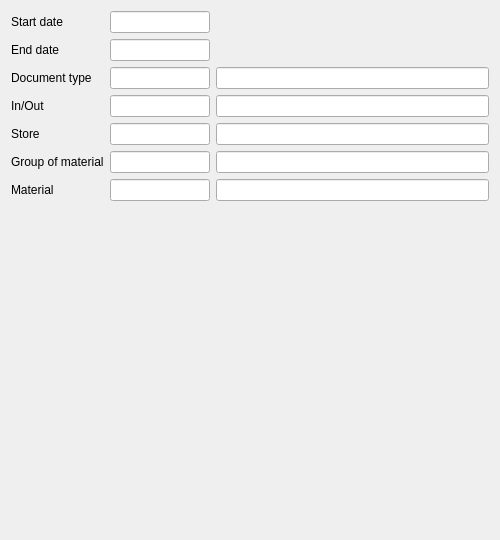
Above: Reports/cr5goodsmovementfilter.ui from End1-1/Cafe5 before the change. Below: the same form after it.
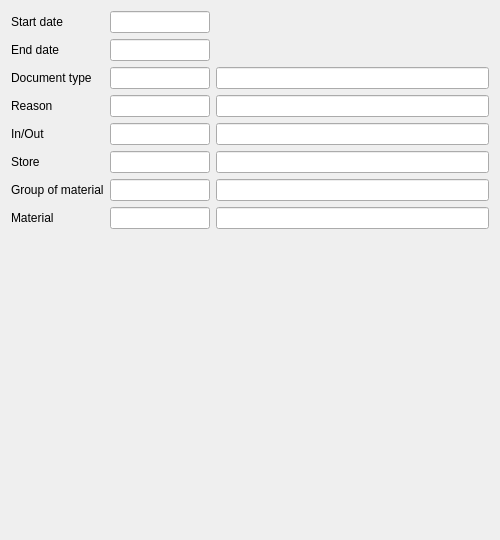
That is the form after the change. Custom widgets are drawn as their Qt base class.

What changed in the file:
```diff
--- a/Reports/cr5goodsmovementfilter.ui
+++ b/Reports/cr5goodsmovementfilter.ui
@@ -14,10 +14,106 @@
    <string>Form</string>
   </property>
   <layout class="QGridLayout" name="gridLayout">
+   <item row="2" column="1">
+    <widget class="C5LineEditWithSelector" name="leDocType">
+     <property name="minimumSize">
+      <size>
+       <width>100</width>
+       <height>0</height>
+      </size>
+     </property>
+     <property name="maximumSize">
+      <size>
+       <width>100</width>
+       <height>16777215</height>
+      </size>
+     </property>
+     <property name="FilterName" stdset="0">
+      <string>inout</string>
+     </property>
+    </widget>
+   </item>
+   <item row="1" column="1">
+    <widget class="C5DateEdit" name="deEnd">
+     <property name="minimumSize">
+      <size>
+       <width>100</width>
+       <height>0</height>
+      </size>
+     </property>
+     <property name="maximumSize">
+      <size>
+       <width>100</width>
+       <height>16777215</height>
+      </size>
+     </property>
+     <property name="FilterName" stdset="0">
+      <string>date2</string>
+     </property>
+    </widget>
+   </item>
    <item row="4" column="0">
-    <widget class="QLabel" name="label_4">
+    <widget class="QLabel" name="label_3">
      <property name="text">
-      <string>Store</string>
+      <string>In/Out</string>
+     </property>
+    </widget>
+   </item>
+   <item row="6" column="1">
+    <widget class="C5LineEditWithSelector" name="leGroup">
+     <property name="minimumSize">
+      <size>
+       <width>100</width>
+       <height>0</height>
+      </size>
+     </property>
+     <property name="maximumSize">
+      <size>
+       <width>100</width>
+       <height>16777215</height>
+      </size>
+     </property>
+     <property name="FilterName" stdset="0">
+      <string>material</string>
+     </property>
+    </widget>
+   </item>
+   <item row="4" column="3">
+    <widget class="C5LineEdit" name="leInOutName">
+     <property name="enabled">
+      <bool>true</bool>
+     </property>
+     <property name="focusPolicy">
+      <enum>Qt::NoFocus</enum>
+     </property>
+     <property name="readOnly">
+      <bool>true</bool>
+     </property>
+    </widget>
+   </item>
+   <item row="1" column="0">
+    <widget class="QLabel" name="label_2">
+     <property name="text">
+      <string>End date</string>
+     </property>
+    </widget>
+   </item>
+   <item row="5" column="1">
+    <widget class="C5LineEditWithSelector" name="leStore">
+     <property name="minimumSize">
+      <size>
+       <width>100</width>
+       <height>0</height>
+      </size>
+     </property>
+     <property name="maximumSize">
+      <size>
+       <width>100</width>
+       <height>16777215</height>
+      </size>
+     </property>
+     <property name="FilterName" stdset="0">
+      <string>store</string>
      </property>
     </widget>
    </item>
@@ -34,14 +130,7 @@
      </property>
     </widget>
    </item>
-   <item row="0" column="0">
-    <widget class="QLabel" name="label">
-     <property name="text">
-      <string>Start date</string>
-     </property>
-    </widget>
-   </item>
-   <item row="3" column="1">
+   <item row="4" column="1">
     <widget class="C5LineEditWithSelector" name="leInOut">
      <property name="minimumSize">
       <size>
@@ -61,7 +150,7 @@
     </widget>
    </item>
    <item row="6" column="3">
-    <widget class="C5LineEdit" name="leGoodsName">
+    <widget class="C5LineEdit" name="leGroupName">
      <property name="enabled">
       <bool>true</bool>
      </property>
@@ -73,7 +162,100 @@
      </property>
     </widget>
    </item>
+   <item row="3" column="1">
+    <widget class="C5LineEditWithSelector" name="leReason">
+     <property name="minimumSize">
+      <size>
+       <width>100</width>
+       <height>0</height>
+      </size>
+     </property>
+     <property name="maximumSize">
+      <size>
+       <width>100</width>
+       <height>16777215</height>
+      </size>
+     </property>
+     <property name="FilterName" stdset="0">
+      <string>reason</string>
+     </property>
+    </widget>
+   </item>
    <item row="7" column="1">
+    <widget class="C5LineEditWithSelector" name="leGoods">
+     <property name="minimumSize">
+      <size>
+       <width>100</width>
+       <height>0</height>
+      </size>
+     </property>
+     <property name="maximumSize">
+      <size>
+       <width>100</width>
+       <height>16777215</height>
+      </size>
+     </property>
+     <property name="FilterName" stdset="0">
+      <string>material</string>
+     </property>
+    </widget>
+   </item>
+   <item row="5" column="0">
+    <widget class="QLabel" name="label_4">
+     <property name="text">
+      <string>Store</string>
+     </property>
+    </widget>
+   </item>
+   <item row="3" column="0">
+    <widget class="QLabel" name="label_8">
+     <property name="text">
+      <string>Reason</string>
+     </property>
+    </widget>
+   </item>
+   <item row="5" column="3">
+    <widget class="C5LineEdit" name="leStoreName">
+     <property name="enabled">
+      <bool>true</bool>
+     </property>
+     <property name="focusPolicy">
+      <enum>Qt::NoFocus</enum>
+     </property>
+     <property name="readOnly">
+      <bool>true</bool>
+     </property>
+    </widget>
+   </item>
+   <item row="7" column="0">
+    <widget class="QLabel" name="label_5">
+     <property name="text">
+      <string>Material</string>
+     </property>
+    </widget>
+   </item>
+   <item row="6" column="0">
+    <widget class="QLabel" name="label_7">
+     <property name="text">
+      <string>Group of material</string>
+     </property>
+    </widget>
+   </item>
+   <item row="0" column="0">
+    <widget class="QLabel" name="label">
+     <property name="text">
+      <string>Start date</string>
+     </property>
+    </widget>
+   </item>
+   <item row="2" column="0">
+    <widget class="QLabel" name="label_6">
+     <property name="text">
+      <string>Document type</string>
+     </property>
+    </widget>
+   </item>
+   <item row="8" column="1">
     <spacer name="verticalSpacer">
      <property name="orientation">
       <enum>Qt::Vertical</enum>
@@ -86,8 +268,8 @@
      </property>
     </spacer>
    </item>
-   <item row="4" column="3">
-    <widget class="C5LineEdit" name="leStoreName">
+   <item row="7" column="3">
+    <widget class="C5LineEdit" name="leGoodsName">
      <property name="enabled">
       <bool>true</bool>
      </property>
@@ -99,58 +281,6 @@
      </property>
     </widget>
    </item>
-   <item row="3" column="0">
-    <widget class="QLabel" name="label_3">
-     <property name="text">
-      <string>In/Out</string>
-     </property>
-    </widget>
-   </item>
-   <item row="2" column="1">
-    <widget class="C5LineEditWithSelector" name="leDocType">
-     <property name="minimumSize">
-      <size>
-       <width>100</width>
-       <height>0</height>
-      </size>
-     </property>
-     <property name="maximumSize">
-      <size>
-       <width>100</width>
-       <height>16777215</height>
-      </size>
-     </property>
-     <property name="FilterName" stdset="0">
-      <string>inout</string>
-     </property>
-    </widget>
-   </item>
-   <item row="6" column="1">
-    <widget class="C5LineEditWithSelector" name="leGoods">
-     <property name="minimumSize">
-      <size>
-       <width>100</width>
-       <height>0</height>
-      </size>
-     </property>
-     <property name="maximumSize">
-      <size>
-       <width>100</width>
-       <height>16777215</height>
-      </size>
-     </property>
-     <property name="FilterName" stdset="0">
-      <string>material</string>
-     </property>
-    </widget>
-   </item>
-   <item row="2" column="0">
-    <widget class="QLabel" name="label_6">
-     <property name="text">
-      <string>Document type</string>
-     </property>
-    </widget>
-   </item>
    <item row="0" column="1">
     <widget class="C5DateEdit" name="deStart">
      <property name="minimumSize">
@@ -170,99 +300,8 @@
      </property>
     </widget>
    </item>
-   <item row="1" column="1">
-    <widget class="C5DateEdit" name="deEnd">
-     <property name="minimumSize">
-      <size>
-       <width>100</width>
-       <height>0</height>
-      </size>
-     </property>
-     <property name="maximumSize">
-      <size>
-       <width>100</width>
-       <height>16777215</height>
-      </size>
-     </property>
-     <property name="FilterName" stdset="0">
-      <string>date2</string>
-     </property>
-    </widget>
-   </item>
    <item row="3" column="3">
-    <widget class="C5LineEdit" name="leInOutName">
-     <property name="enabled">
-      <bool>true</bool>
-     </property>
-     <property name="focusPolicy">
-      <enum>Qt::NoFocus</enum>
-     </property>
-     <property name="readOnly">
-      <bool>true</bool>
-     </property>
-    </widget>
-   </item>
-   <item row="4" column="1">
-    <widget class="C5LineEditWithSelector" name="leStore">
-     <property name="minimumSize">
-      <size>
-       <width>100</width>
-       <height>0</height>
-      </size>
-     </property>
-     <property name="maximumSize">
-      <size>
-       <width>100</width>
-       <height>16777215</height>
-      </size>
-     </property>
-     <property name="FilterName" stdset="0">
-      <string>store</string>
-     </property>
-    </widget>
-   </item>
-   <item row="6" column="0">
-    <widget class="QLabel" name="label_5">
-     <property name="text">
-      <string>Material</string>
-     </property>
-    </widget>
-   </item>
-   <item row="1" column="0">
-    <widget class="QLabel" name="label_2">
-     <property name="text">
-      <string>End date</string>
-     </property>
-    </widget>
-   </item>
-   <item row="5" column="0">
-    <widget class="QLabel" name="label_7">
-     <property name="text">
-      <string>Group of material</string>
-     </property>
-    </widget>
-   </item>
-   <item row="5" column="1">
-    <widget class="C5LineEditWithSelector" name="leGroup">
-     <property name="minimumSize">
-      <size>
-       <width>100</width>
-       <height>0</height>
-      </size>
-     </property>
-     <property name="maximumSize">
-      <size>
-       <width>100</width>
-       <height>16777215</height>
-      </size>
-     </property>
-     <property name="FilterName" stdset="0">
-      <string>material</string>
-     </property>
-    </widget>
-   </item>
-   <item row="5" column="3">
-    <widget class="C5LineEdit" name="leGroupName">
+    <widget class="C5LineEdit" name="leReasonName">
      <property name="enabled">
       <bool>true</bool>
      </property>
```
